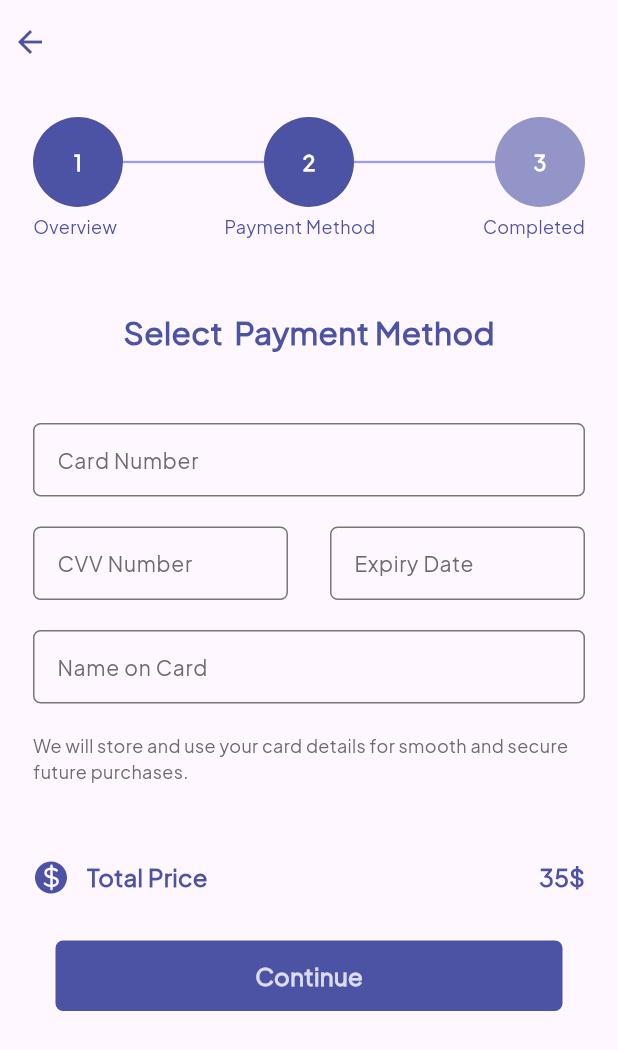
After one commit to MohamedAbdelmaboud/E-Learning, a Flutter app: the PaymentDetailsView screen opened by its route, on a phone screen of 412 x 824 dp. The commit adds this screen. Shown: the top 1050 px of the screen. Run offline on Flutter 3.47's test engine with Material 3 defaults, Android fonts, the phone set to English and light mode, and no system bars; our stand-ins replace device_preview, flutter_spinkit, flutter_svg, gap, go_router.

Commit message:
payment methods done !

```diff
--- a/lib/common/routing/app_routes.dart
+++ b/lib/common/routing/app_routes.dart
@@ -5,6 +5,7 @@ import 'package:e_learning/features/intro/ui/views/on_boarding_view.dart';
 import 'package:e_learning/features/layout/inbox/ui/views/inbox_view.dart';
 import 'package:e_learning/features/layout/my_courses/ui/views/payment_method_view.dart';
 import 'package:e_learning/features/layout/my_courses/ui/views/payment_view.dart';
+import 'package:e_learning/features/layout/my_courses/ui/views/transaction_view.dart';
 import 'package:e_learning/intialview.dart';
 import 'package:flutter/material.dart';
 import 'package:go_router/go_router.dart';
@@ -13,6 +14,7 @@ import '../../features/auth/ui/views/sign_in_view.dart';
 import '../../features/layout/home/ui/views/home_view.dart';
 import '../../features/layout/home/ui/views/notifications_view.dart';
 import '../../features/layout/my_courses/ui/views/course_view.dart';
+import '../../features/layout/my_courses/ui/views/payment_details.dart';
 import '../../features/layout/profile/ui/views/profile_view.dart';
 
 class AppRouter {
@@ -29,11 +31,20 @@ class AppRouter {
   static String courseView = '/courseView';
   static String paymentView = '/paymentView';
   static String paymentMethodView = '/paymentMethodView';
+  static String paymentDetailsView = '/paymentDetailsView';
+  static String transactionView = '/transactionView';
   static final GoRouter router = GoRouter(
     routes: <RouteBase>[
       GoRoute(
         path: splashView,
         builder: (context, state) => const InitialView(),
+      ),
+      GoRoute(
+          path: transactionView,
+          builder: (context, state) => const TransactionView()),
+      GoRoute(
+        path: paymentDetailsView,
+        builder: (context, state) => const PaymentDetailsView(),
       ),
       GoRoute(
         path: paymentMethodView,
@@ -113,5 +124,7 @@ class AppRouter {
     courseView,
     paymentView,
     paymentMethodView,
+    paymentDetailsView,
+    transactionView
   ];
 }
--- a/lib/common/utils/assets.dart
+++ b/lib/common/utils/assets.dart
@@ -24,6 +24,14 @@ class Assets {
   /// Assets for assetsImagesDollar
   /// assets/images/dollar.svg
   static const String assetsImagesDollar = "assets/images/dollar.svg";
+
+  /// Assets for assetsImagesDone
+  /// assets/images/done.svg
+  static const String assetsImagesDone = "assets/images/done.svg";
+
+  /// Assets for assetsImagesDonePicture
+  /// assets/images/donePicture.svg
+  static const String assetsImagesDonePicture = "assets/images/donePicture.svg";
 
   /// Assets for assetsImagesEasypaisa
   /// assets/images/easypaisa.svg
--- /dev/null
+++ b/lib/features/layout/my_courses/ui/views/payment_details.dart
@@ -0,0 +1,18 @@
+import 'package:flutter/material.dart';
+
+import '../../../../../common/widgets/custom_app_bar.dart';
+import '../widgets/payment_details_body.dart';
+
+class PaymentDetailsView extends StatelessWidget {
+  const PaymentDetailsView({super.key});
+
+  @override
+  Widget build(BuildContext context) {
+    return const Scaffold(
+      appBar: CustomAppBar(
+        withBackButton: true,
+      ),
+      body: PaymentDetailsBody(),
+    );
+  }
+}
--- /dev/null
+++ b/lib/features/layout/my_courses/ui/widgets/custom_row.dart
@@ -0,0 +1,31 @@
+import 'package:e_learning/features/layout/my_courses/ui/views/payment_details.dart';
+import 'package:flutter/material.dart';
+
+import 'custom_text_field.dart';
+
+class CustomRow extends StatelessWidget {
+  const CustomRow({
+    super.key,
+  });
+
+  @override
+  Widget build(BuildContext context) {
+    return const Row(
+      mainAxisAlignment: MainAxisAlignment.spaceBetween,
+      children: [
+        SizedBox(
+          width: 170,
+          child: CustomTextField(
+            hintText: 'CVV Number',
+          ),
+        ),
+        SizedBox(
+          width: 170,
+          child: CustomTextField(
+            hintText: 'Expiry Date',
+          ),
+        ),
+      ],
+    );
+  }
+}
--- /dev/null
+++ b/lib/features/layout/my_courses/ui/widgets/custom_text_field.dart
@@ -0,0 +1,28 @@
+import 'package:e_learning/common/utils/app_colors.dart';
+import 'package:e_learning/common/utils/app_styles.dart';
+import 'package:flutter/material.dart';
+
+class CustomTextField extends StatelessWidget {
+  const CustomTextField({
+    super.key,
+    required this.hintText,
+  });
+  final String hintText;
+  @override
+  Widget build(BuildContext context) {
+    return SizedBox(
+      height: 49,
+      child: TextField(
+        decoration: InputDecoration(
+            border: const OutlineInputBorder(
+                borderSide: BorderSide(color: AppColors.primaryColor),
+                borderRadius: BorderRadius.all(
+                  Radius.circular(5),
+                )),
+            labelText: hintText,
+            labelStyle:
+                AppStyles.medium14.copyWith(color: const Color(0xff6C6C6C))),
+      ),
+    );
+  }
+}
--- /dev/null
+++ b/lib/features/layout/my_courses/ui/widgets/payment_details_body.dart
@@ -0,0 +1,54 @@
+import 'package:e_learning/common/utils/app_styles.dart';
+import 'package:e_learning/common/widgets/custom_text_button_builder.dart';
+import 'package:e_learning/features/layout/my_courses/ui/views/payment_view.dart';
+import 'package:e_learning/features/layout/my_courses/ui/widgets/price_row.dart';
+import 'package:flutter/material.dart';
+import 'package:gap/gap.dart';
+
+import 'custom_row.dart';
+import 'custom_text_field.dart';
+
+class PaymentDetailsBody extends StatelessWidget {
+  const PaymentDetailsBody({
+    super.key,
+  });
+
+  @override
+  Widget build(BuildContext context) {
+    return Padding(
+      padding: const EdgeInsets.all(22.0),
+      child: Column(
+        children: [
+          const PaymentProgress(activeStep: 2),
+          const Padding(
+            padding: EdgeInsets.symmetric(vertical: 46.0),
+            child: PaymentHeadText('Select  Payment Method'),
+          ),
+          const CustomTextField(
+            hintText: 'Card Number',
+          ),
+          const Padding(
+            padding: EdgeInsets.symmetric(vertical: 20.0),
+            child: CustomRow(),
+          ),
+          const CustomTextField(
+            hintText: 'Name on Card',
+          ),
+          const Gap(20),
+          Text(
+            'We will store and use your card details for smooth and secure future purchases.',
+            style: AppStyles.regular12,
+          ),
+          const Gap(50),
+          const PriceRow(),
+          const Gap(30),
+          Padding(
+            padding: const EdgeInsets.symmetric(horizontal: 15.0),
+            child: CustomTextButtonBuilder.normalWithText(
+                text: 'Continue', onTap: () {}),
+          ),
+        ],
+      ),
+    );
+  }
+}
```
Also changed, not shown: lib/features/layout/my_courses/ui/views/payment_method_view.dart (+1 -79 lines), lib/features/layout/my_courses/ui/views/transaction_view.dart (added, +59 -0 lines), lib/features/layout/my_courses/ui/widgets/custom_radio_button.dart (added, +39 -0 lines), lib/features/layout/my_courses/ui/widgets/methods_row.dart (added, +25 -0 lines), lib/features/layout/my_courses/ui/widgets/methods_row2.dart (added, +27 -0 lines), assets/images/done.svg (added), assets/images/donePicture.svg (added).
